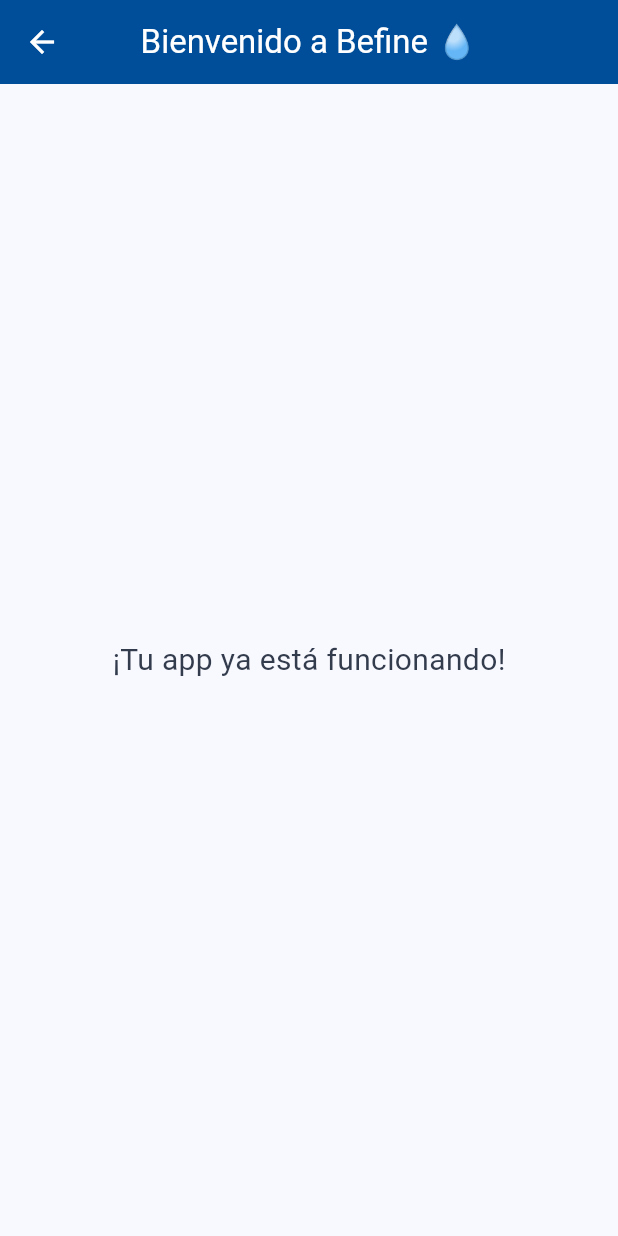
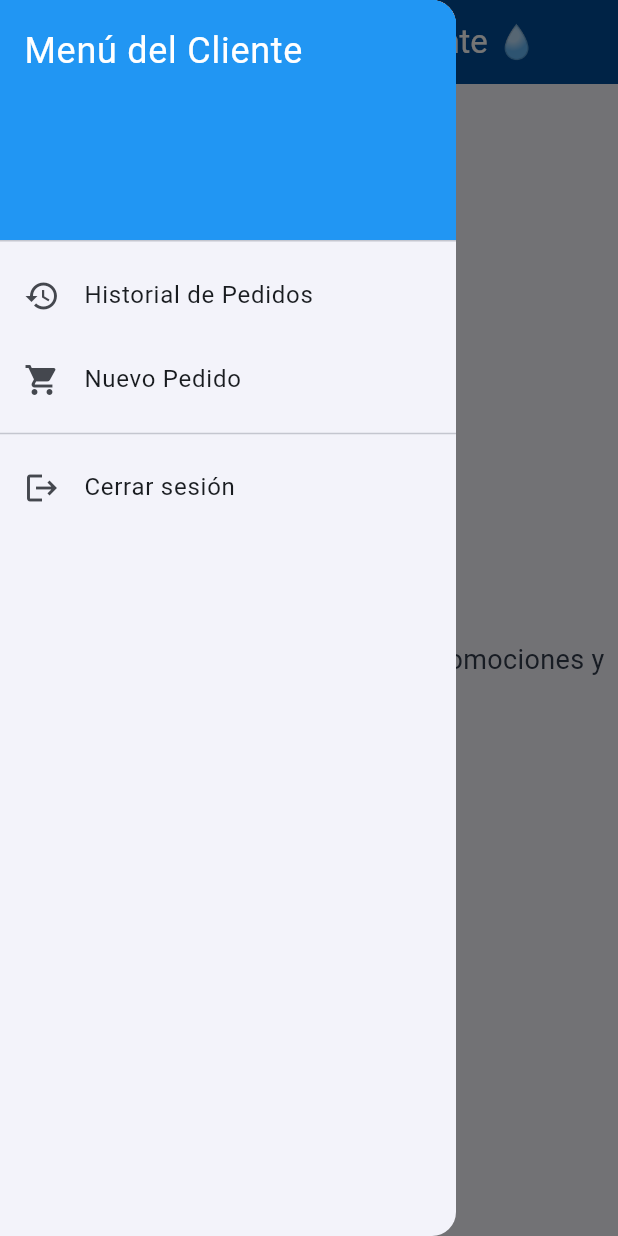
Before and after one commit to Ivan-developer-cmngsoon/Flutter_Befinev1, a Flutter app: the HomeScreen screen opened directly, with the side drawer open (before the commit the screen has no drawer), on a phone screen of 412 x 824 dp. Run offline on Flutter 3.47's test engine with Material 3 defaults, Android fonts, the phone set to English and light mode, and no system bars; our stand-ins replace shared_preferences; accounts and stored records are empty; network calls fail.

Commit message:
Refactor de login y navegación post-autenticación por rol
- Reemplazada lógica de navegación en login_form.dart para centralizar en HomeScreen().
- HomeScreen ahora carga automáticamente el Drawer y contenido según el rol (cliente, admin, dueño).
- Confirmada la persistencia de sesión con SessionService y SharedPreferences.
- Creado ClienteDrawer con opciones básicas y cierre de sesión funcional.
- Preparado entorno para integrar productos y funcionalidades por rol.

```diff
--- /dev/null
+++ b/lib/screens/cliente/widgets/cliente_drawer.dart
@@ -0,0 +1,49 @@
+import 'package:flutter/material.dart';
+import 'package:befine_app/services/session_service.dart';
+
+/// Menú lateral para el cliente.
+/// Incluye acceso a historial, pedidos y opción de cerrar sesión.
+class ClienteDrawer extends StatelessWidget {
+  const ClienteDrawer({super.key});
+
+  @override
+  Widget build(BuildContext context) {
+    return Drawer(
+      child: ListView(
+        padding: EdgeInsets.zero,
+        children: [
+          const DrawerHeader(
+            decoration: BoxDecoration(color: Colors.blue),
+            child: Text(
+              'Menú del Cliente',
+              style: TextStyle(color: Colors.white, fontSize: 24),
+            ),
+          ),
+          ListTile(
+            leading: const Icon(Icons.history),
+            title: const Text('Historial de Pedidos'),
+            onTap: () {
+              Navigator.pop(context);
+            },
+          ),
+          ListTile(
+            leading: const Icon(Icons.shopping_cart),
+            title: const Text('Nuevo Pedido'),
+            onTap: () {
+              Navigator.pop(context);
+            },
+          ),
+          const Divider(),
+          ListTile(
+            leading: const Icon(Icons.logout),
+            title: const Text('Cerrar sesión'),
+            onTap: () {
+              Navigator.pop(context);
+              SessionService.logoutAndRedirect(context);
+            },
+          ),
+        ],
+      ),
+    );
+  }
+}
--- /dev/null
+++ b/lib/screens/cliente/widgets/cliente_home_body.dart
@@ -0,0 +1,18 @@
+import 'package:flutter/material.dart';
+
+/// Vista principal para el rol de Cliente.
+/// Aquí se mostrarán productos, promociones, historial, etc.
+class ClienteHomeBody extends StatelessWidget {
+  const ClienteHomeBody({super.key});
+
+  @override
+  Widget build(BuildContext context) {
+    return const Center(
+      child: Text(
+        '👤 Panel del Cliente\nAquí podrás realizar pedidos, ver promociones y tu historial.',
+        textAlign: TextAlign.center,
+        style: TextStyle(fontSize: 18),
+      ),
+    );
+  }
+}
--- a/lib/screens/dueno/dueno_panel.dart
+++ b/lib/screens/dueno/dueno_panel.dart
@@ -1,4 +1,5 @@
 import 'package:flutter/material.dart';
+import 'widgets/dueno_drawer.dart'; // Importa el Drawer personalizado
 
 /// Panel completo para el dueño.
 /// Acceso total: productos, pedidos, usuarios, configuraciones.
@@ -11,6 +12,7 @@
       appBar: AppBar(
         title: const Text('Panel del Dueño'),
       ),
+      drawer: const DuenoDrawer(), // Aquí agregamos el menú lateral
       body: const Center(
         child: Text(
           'Panel Dueño\n(Usuarios, Configuración, Reportes avanzados)',
--- a/lib/screens/home/home_screen.dart
+++ b/lib/screens/home/home_screen.dart
@@ -1,16 +1,61 @@
 import 'package:flutter/material.dart';
-import 'package:befine_app/screens/home/widgets/home_body.dart';
+import 'package:befine_app/services/session_service.dart';
+
+// Widgets de contenido central (body) por rol
+import 'package:befine_app/screens/cliente/widgets/cliente_home_body.dart';
+import 'package:befine_app/screens/admin/widgets/admin_home_body.dart';
+import 'package:befine_app/screens/dueno/widgets/dueno_home_body.dart';
+
+// Menús laterales personalizados por rol
+import 'package:befine_app/screens/cliente/widgets/cliente_drawer.dart';
+import 'package:befine_app/screens/admin/widgets/admin_drawer.dart';
+import 'package:befine_app/screens/dueno/widgets/dueno_drawer.dart';
 
 class HomeScreen extends StatelessWidget {
   const HomeScreen({super.key});
 
+  /// Retorna el Drawer según el rol del usuario.
+  Widget? _getDrawerByRole() {
+    final role = SessionService.currentUser?.role;
+
+    switch (role) {
+      case 'cliente':
+        return const ClienteDrawer();
+      case 'admin':
+        return const AdminDrawer();
+      case 'dueno':
+        return const DuenoDrawer();
+      default:
+        return null;
+    }
+  }
+
+  /// Retorna el contenido principal (body) según el rol del usuario.
+  Widget _getBodyByRole() {
+    final role = SessionService.currentUser?.role;
+
+    switch (role) {
+      case 'cliente':
+        return const ClienteHomeBody();
+      case 'admin':
+        return const AdminHomeBody();
+      case 'dueno':
+        return const DuenoHomeBody();
+      default:
+        return const Center(child: Text('Rol no reconocido'));
+    }
+  }
+
   @override
   Widget build(BuildContext context) {
+    final name = SessionService.currentUser?.name ?? 'Usuario';
+
     return Scaffold(
       appBar: AppBar(
-        title: const Text('Bienvenido a Befine 💧'),
+        title: Text('Bienvenido, $name 💧'),
       ),
-      body: const HomeBody(),
+      drawer: _getDrawerByRole(),
+      body: _getBodyByRole(),
     );
   }
 }
--- a/lib/screens/home/widgets/home_body.dart
+++ /dev/null
@@ -1,15 +0,0 @@
-import 'package:flutter/material.dart';
-
-class HomeBody extends StatelessWidget {
-  const HomeBody({super.key});
-
-  @override
-  Widget build(BuildContext context) {
-    return const Center(
-      child: Text(
-        '¡Tu app ya está funcionando!',
-        style: TextStyle(fontSize: 20),
-      ),
-    );
-  }
-}
```
Also changed, not shown: lib/models/product_model.dart (added, +55 -0 lines), lib/screens/admin/widgets/admin_drawer.dart (added, +49 -0 lines), lib/screens/admin/widgets/admin_home_body.dart (added, +18 -0 lines), lib/screens/auth/widgets/login_form.dart (+9 -26 lines), lib/screens/cliente/cliente_home_screen.dart (+31 -5 lines), lib/screens/cliente/cliente_products_screen.dart (added, +35 -0 lines), lib/screens/cliente/widgets/product_card.dart (added, +80 -0 lines), lib/screens/dueno/widgets/dueno_drawer.dart (added, +81 -0 lines), lib/screens/dueno/widgets/dueno_home_body.dart (added, +18 -0 lines), lib/services/session_service.dart (+30 -2 lines).
